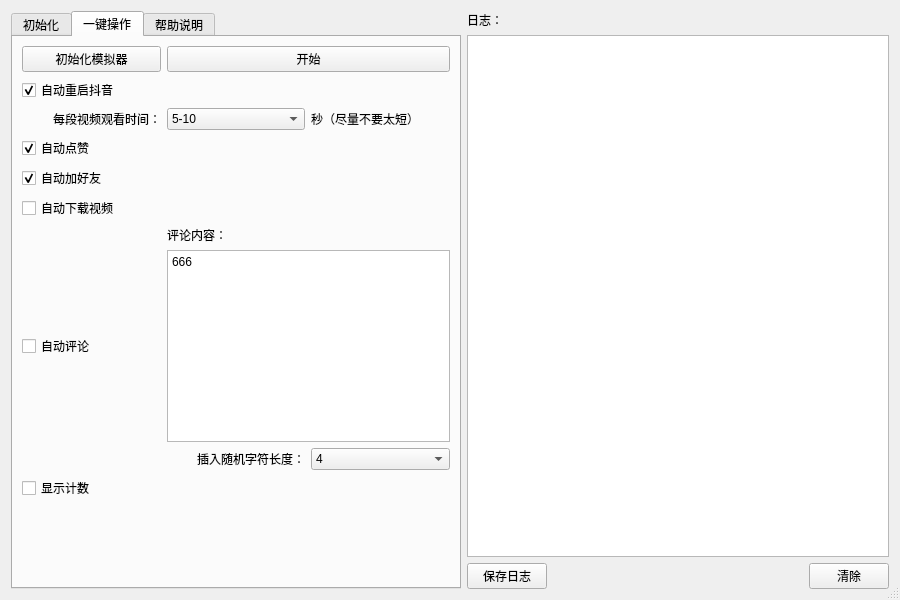
Above: main.ui from craftor/douyin_master before the change. Below: the same form after it.
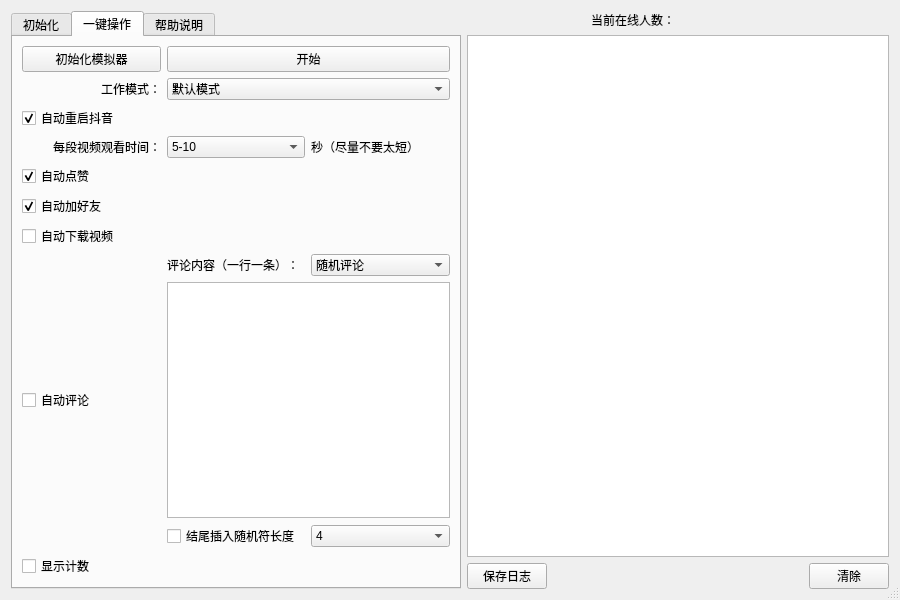
That is the form after the change. Icons and pictures are not drawn.

What changed in the file:
```diff
--- a/main.ui
+++ b/main.ui
@@ -208,85 +208,7 @@
       <layout class="QHBoxLayout" name="horizontalLayout_4">
        <item>
         <layout class="QGridLayout" name="gridLayout_2">
-         <item row="13" column="2">
-          <widget class="QLabel" name="label_2">
-           <property name="text">
-            <string>插入随机字符长度：</string>
-           </property>
-           <property name="alignment">
-            <set>Qt::AlignRight|Qt::AlignTrailing|Qt::AlignVCenter</set>
-           </property>
-          </widget>
-         </item>
-         <item row="7" column="0">
-          <widget class="QCheckBox" name="checkBox_AutoAwesome">
-           <property name="text">
-            <string>自动点赞</string>
-           </property>
-           <property name="checked">
-            <bool>true</bool>
-           </property>
-          </widget>
-         </item>
-         <item row="11" column="2">
-          <widget class="QLabel" name="label_8">
-           <property name="text">
-            <string>评论内容：</string>
-           </property>
-          </widget>
-         </item>
-         <item row="8" column="0">
-          <widget class="QCheckBox" name="checkBox_AutoAddFriend">
-           <property name="text">
-            <string>自动加好友</string>
-           </property>
-           <property name="checked">
-            <bool>true</bool>
-           </property>
-          </widget>
-         </item>
-         <item row="12" column="2" colspan="2">
-          <widget class="QTextEdit" name="textEdit_Comment">
-           <property name="html">
-            <string>&lt;!DOCTYPE HTML PUBLIC &quot;-//W3C//DTD HTML 4.0//EN&quot; &quot;http://www.w3.org/TR/REC-html40/strict.dtd&quot;&gt;
-&lt;html&gt;&lt;head&gt;&lt;meta name=&quot;qrichtext&quot; content=&quot;1&quot; /&gt;&lt;style type=&quot;text/css&quot;&gt;
-p, li { white-space: pre-wrap; }
-&lt;/style&gt;&lt;/head&gt;&lt;body style=&quot; font-family:'SimSun'; font-size:9pt; font-weight:400; font-style:normal;&quot;&gt;
-&lt;p style=&quot; margin-top:0px; margin-bottom:0px; margin-left:0px; margin-right:0px; -qt-block-indent:0; text-indent:0px;&quot;&gt;666&lt;/p&gt;&lt;/body&gt;&lt;/html&gt;</string>
-           </property>
-          </widget>
-         </item>
-         <item row="15" column="2">
-          <spacer name="verticalSpacer_2">
-           <property name="orientation">
-            <enum>Qt::Vertical</enum>
-           </property>
-           <property name="sizeHint" stdset="0">
-            <size>
-             <width>20</width>
-             <height>40</height>
-            </size>
-           </property>
-          </spacer>
-         </item>
-         <item row="9" column="2" colspan="2">
-          <widget class="QLabel" name="label_DownVideo">
-           <property name="text">
-            <string/>
-           </property>
-           <property name="alignment">
-            <set>Qt::AlignLeading|Qt::AlignLeft|Qt::AlignVCenter</set>
-           </property>
-          </widget>
-         </item>
-         <item row="3" column="0">
-          <widget class="QPushButton" name="pushButton_InitDevice">
-           <property name="text">
-            <string>初始化模拟器</string>
-           </property>
-          </widget>
-         </item>
-         <item row="5" column="0">
+         <item row="6" column="0">
           <widget class="QLabel" name="label_5">
            <property name="text">
             <string>每段视频观看时间：</string>
@@ -296,14 +218,79 @@
            </property>
           </widget>
          </item>
+         <item row="16" column="0">
+          <widget class="QCheckBox" name="checkBox_Cnt">
+           <property name="text">
+            <string>显示计数</string>
+           </property>
+          </widget>
+         </item>
+         <item row="10" column="2" colspan="2">
+          <widget class="QLabel" name="label_DownVideo">
+           <property name="text">
+            <string/>
+           </property>
+           <property name="alignment">
+            <set>Qt::AlignLeading|Qt::AlignLeft|Qt::AlignVCenter</set>
+           </property>
+          </widget>
+         </item>
+         <item row="6" column="3">
+          <widget class="QLabel" name="label_6">
+           <property name="text">
+            <string>秒（尽量不要太短）</string>
+           </property>
+          </widget>
+         </item>
+         <item row="10" column="0">
+          <widget class="QCheckBox" name="checkBox_DownVideo">
+           <property name="text">
+            <string>自动下载视频</string>
+           </property>
+          </widget>
+         </item>
+         <item row="8" column="0">
+          <widget class="QCheckBox" name="checkBox_AutoAwesome">
+           <property name="text">
+            <string>自动点赞</string>
+           </property>
+           <property name="checked">
+            <bool>true</bool>
+           </property>
+          </widget>
+         </item>
+         <item row="4" column="0">
+          <widget class="QLabel" name="label">
+           <property name="text">
+            <string>工作模式：</string>
+           </property>
+           <property name="alignment">
+            <set>Qt::AlignRight|Qt::AlignTrailing|Qt::AlignVCenter</set>
+           </property>
+          </widget>
+         </item>
          <item row="4" column="2" colspan="2">
-          <widget class="QLabel" name="label_ResartDouyin">
+          <widget class="QComboBox" name="comboBox_WorkMode">
+           <item>
+            <property name="text">
+             <string>默认模式</string>
+            </property>
+           </item>
+           <item>
+            <property name="text">
+             <string>只刷关注用户</string>
+            </property>
+           </item>
+          </widget>
+         </item>
+         <item row="15" column="2">
+          <widget class="QCheckBox" name="checkBox">
            <property name="text">
-            <string/>
+            <string>结尾插入随机符长度</string>
            </property>
           </widget>
          </item>
-         <item row="5" column="2">
+         <item row="6" column="2">
           <widget class="QComboBox" name="comboBox_WatchTime">
            <property name="layoutDirection">
             <enum>Qt::LeftToRight</enum>
@@ -328,21 +315,55 @@
            </item>
           </widget>
          </item>
-         <item row="12" column="0">
+         <item row="3" column="0">
+          <widget class="QPushButton" name="pushButton_InitDevice">
+           <property name="text">
+            <string>初始化模拟器</string>
+           </property>
+          </widget>
+         </item>
+         <item row="9" column="0">
+          <widget class="QCheckBox" name="checkBox_AutoAddFriend">
+           <property name="text">
+            <string>自动加好友</string>
+           </property>
+           <property name="checked">
+            <bool>true</bool>
+           </property>
+          </widget>
+         </item>
+         <item row="5" column="2" colspan="2">
+          <widget class="QLabel" name="label_ResartDouyin">
+           <property name="text">
+            <string/>
+           </property>
+          </widget>
+         </item>
+         <item row="13" column="0">
           <widget class="QCheckBox" name="checkBox_AutoComment">
            <property name="text">
             <string>自动评论</string>
            </property>
           </widget>
          </item>
-         <item row="5" column="3">
-          <widget class="QLabel" name="label_6">
+         <item row="3" column="2" colspan="2">
+          <widget class="QPushButton" name="pushButton_Run">
            <property name="text">
-            <string>秒（尽量不要太短）</string>
+            <string>开始</string>
            </property>
           </widget>
          </item>
-         <item row="13" column="3">
+         <item row="5" column="0">
+          <widget class="QCheckBox" name="checkBox_RestartDouyin">
+           <property name="text">
+            <string>自动重启抖音</string>
+           </property>
+           <property name="checked">
+            <bool>true</bool>
+           </property>
+          </widget>
+         </item>
+         <item row="15" column="3">
           <widget class="QComboBox" name="comboBox_RandomStrLen">
            <item>
             <property name="text">
@@ -371,35 +392,28 @@
            </item>
           </widget>
          </item>
-         <item row="9" column="0">
-          <widget class="QCheckBox" name="checkBox_DownVideo">
-           <property name="text">
-            <string>自动下载视频</string>
-           </property>
-          </widget>
+         <item row="13" column="2" colspan="2">
+          <widget class="QTextEdit" name="textEdit_Comment"/>
          </item>
-         <item row="4" column="0">
-          <widget class="QCheckBox" name="checkBox_RestartDouyin">
+         <item row="12" column="2">
+          <widget class="QLabel" name="label_8">
            <property name="text">
-            <string>自动重启抖音</string>
+            <string>评论内容（一行一条）：</string>
            </property>
-           <property name="checked">
-            <bool>true</bool>
-           </property>
           </widget>
          </item>
-         <item row="14" column="0">
-          <widget class="QCheckBox" name="checkBox_Cnt">
-           <property name="text">
-            <string>显示计数</string>
-           </property>
-          </widget>
-         </item>
-         <item row="3" column="2" colspan="2">
-          <widget class="QPushButton" name="pushButton_Run">
-           <property name="text">
-            <string>开始</string>
-           </property>
+         <item row="12" column="3">
+          <widget class="QComboBox" name="comboBox_CommentType">
+           <item>
+            <property name="text">
+             <string>随机评论</string>
+            </property>
+           </item>
+           <item>
+            <property name="text">
+             <string>顺序评论</string>
+            </property>
+           </item>
           </widget>
          </item>
         </layout>
@@ -421,11 +435,25 @@
    <item>
     <layout class="QVBoxLayout" name="verticalLayout">
      <item>
-      <widget class="QLabel" name="label">
-       <property name="text">
-        <string>日志：</string>
-       </property>
-      </widget>
+      <layout class="QGridLayout" name="gridLayout">
+       <item row="0" column="0">
+        <widget class="QLabel" name="label_9">
+         <property name="text">
+          <string>当前在线人数：</string>
+         </property>
+         <property name="alignment">
+          <set>Qt::AlignRight|Qt::AlignTrailing|Qt::AlignVCenter</set>
+         </property>
+        </widget>
+       </item>
+       <item row="0" column="1">
+        <widget class="QLabel" name="label_OnlinePeople">
+         <property name="text">
+          <string/>
+         </property>
+        </widget>
+       </item>
+      </layout>
      </item>
      <item>
       <widget class="QTextEdit" name="textEdit_Print">
```
Left out of the diff: 2 changed lines with no effect on the pictures.
